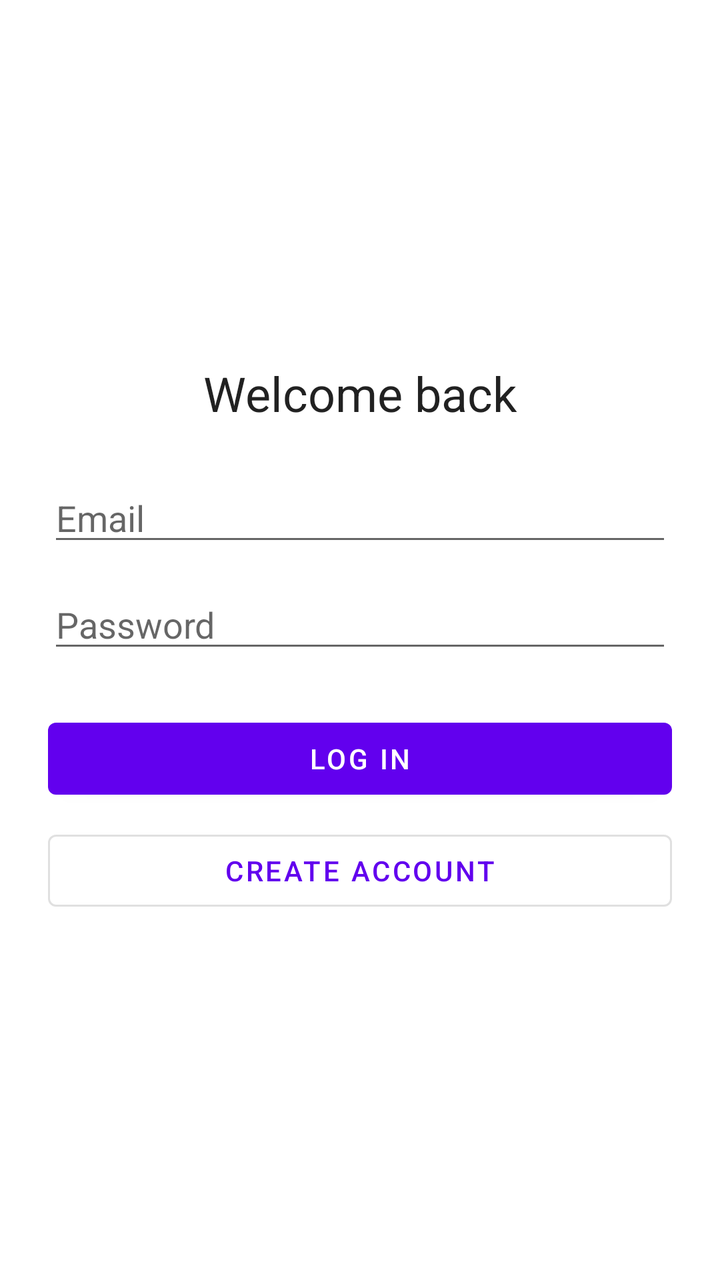
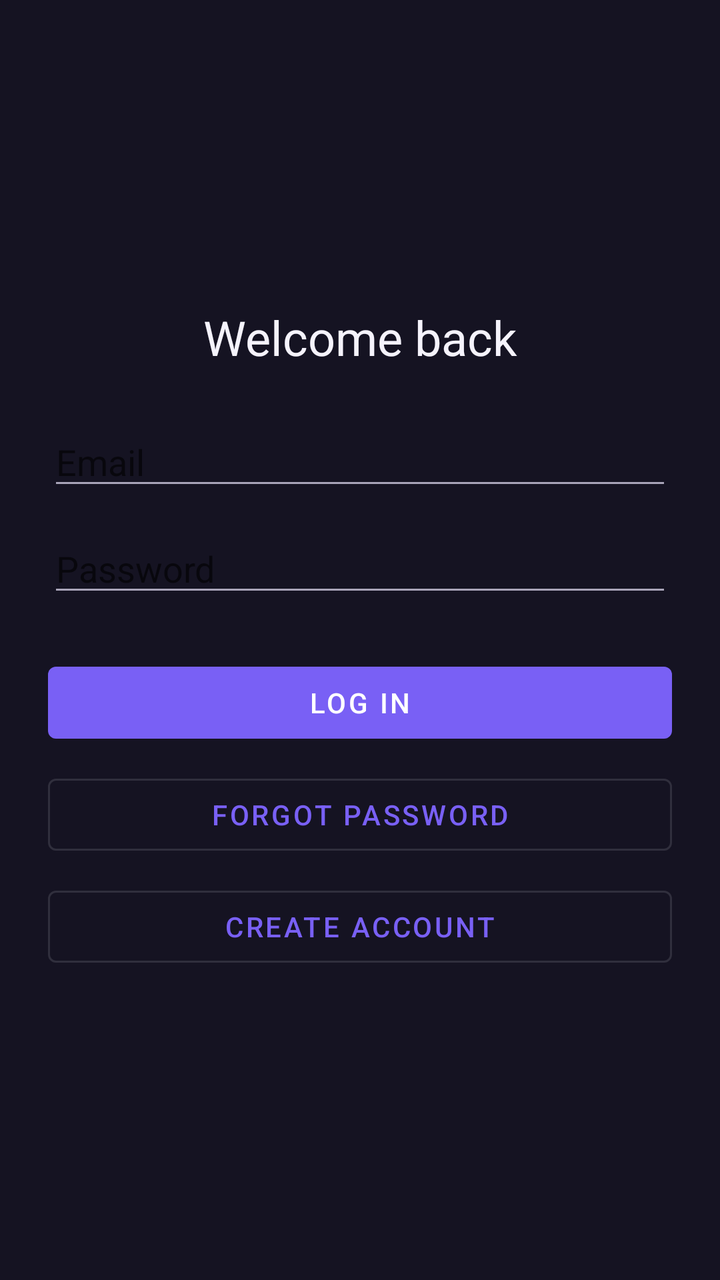

The first picture is an Android layout as it rendered before a commit; the second is the same layout after the commit. The layout source and the unified diff follow.
<!-- AndroidManifest.xml: application theme Theme.HabitTracker -->
<!-- res/layout/fragment_login.xml -->
<?xml version="1.0" encoding="utf-8"?>
<ScrollView xmlns:android="http://schemas.android.com/apk/res/android"
    xmlns:tools="http://schemas.android.com/tools"
    android:layout_width="match_parent"
    android:layout_height="match_parent"
    android:fillViewport="true"
    tools:context=".ui.auth.LoginFragment">

    <LinearLayout
        android:layout_width="match_parent"
        android:layout_height="wrap_content"
        android:gravity="center"
        android:orientation="vertical"
        android:padding="24dp">

        <TextView
            android:layout_width="match_parent"
            android:layout_height="wrap_content"
            android:layout_marginBottom="24dp"
            android:gravity="center"
            android:text="@string/login_title"
            android:textAppearance="?attr/textAppearanceHeadline5" />

        <EditText
            android:id="@+id/etEmail"
            android:layout_width="match_parent"
            android:layout_height="wrap_content"
            android:autofillHints="emailAddress"
            android:hint="@string/email"
            android:inputType="textEmailAddress"
            android:singleLine="true" />

        <EditText
            android:id="@+id/etPassword"
            android:layout_width="match_parent"
            android:layout_height="wrap_content"
            android:layout_marginTop="12dp"
            android:autofillHints="password"
            android:hint="@string/password"
            android:inputType="textPassword"
            android:singleLine="true" />

        <Button
            android:id="@+id/btnLogin"
            android:layout_width="match_parent"
            android:layout_height="wrap_content"
            android:layout_marginTop="24dp"
            android:text="@string/login" />

        <ProgressBar
            android:id="@+id/progressBar"
            style="?android:attr/progressBarStyle"
            android:layout_width="wrap_content"
            android:layout_height="wrap_content"
            android:visibility="gone"
            tools:visibility="visible" />

        <Button
            android:id="@+id/btnGoToRegister"
            style="?attr/materialButtonOutlinedStyle"
            android:layout_width="match_parent"
            android:layout_height="wrap_content"
            android:layout_marginTop="8dp"
            android:text="@string/create_account" />
    </LinearLayout>
</ScrollView>
<!-- resources referenced by this layout -->
<resources>
  <string name="create_account">Create account</string>
  <string name="email">Email</string>
  <string name="login">Log in</string>
  <string name="login_title">Welcome back</string>
  <string name="password">Password</string>
  <style name="Theme.HabitTracker" parent="Theme.MaterialComponents.DayNight.DarkActionBar">
          
          <item name="colorPrimary">@color/purple_500</item>
          <item name="colorPrimaryVariant">@color/purple_700</item>
          <item name="colorOnPrimary">@color/white</item>
          
          <item name="colorSecondary">@color/teal_200</item>
          <item name="colorSecondaryVariant">@color/teal_700</item>
          <item name="colorOnSecondary">@color/black</item>
          
          <item name="android:statusBarColor">?attr/colorPrimaryVariant</item>
          
      </style>
  <color name="purple_500">#FF6200EE</color>
  <color name="purple_700">#FF3700B3</color>
  <color name="white">#FFFFFFFF</color>
  <color name="teal_200">#FF03DAC5</color>
  <color name="teal_700">#FF018786</color>
  <color name="black">#FF000000</color>
</resources>

<!-- the commit's change to res/layout/fragment_login.xml (unified diff, before → after) -->
@@ -56,6 +56,14 @@
             tools:visibility="visible" />
 
         <Button
+            android:id="@+id/btnForgotPassword"
+            style="?attr/materialButtonOutlinedStyle"
+            android:layout_width="match_parent"
+            android:layout_height="wrap_content"
+            android:layout_marginTop="8dp"
+            android:text="Forgot password" />
+
+        <Button
             android:id="@+id/btnGoToRegister"
             style="?attr/materialButtonOutlinedStyle"
             android:layout_width="match_parent"
<!-- resource entries referenced after the edit -->
@@ -14,15 +14,25 @@
           <item name="colorSecondary">@color/teal_200</item>
           <item name="colorSecondaryVariant">@color/teal_700</item>
           <item name="colorOnSecondary">@color/black</item>
-          
-          <item name="android:statusBarColor">?attr/colorPrimaryVariant</item>
-          
+          <item name="colorSurface">@color/surface</item>
+          <item name="colorOnSurface">@color/text_primary</item>
+          <item name="android:colorBackground">@color/app_background</item>
+          <item name="android:windowBackground">@color/app_background</item>
+          <item name="android:statusBarColor">@color/app_background</item>
+          <item name="android:navigationBarColor">@color/app_background</item>
+          <item name="android:windowLightStatusBar">false</item>
+          <item name="android:textColorPrimary">@color/text_primary</item>
+          <item name="android:textColorSecondary">@color/text_secondary</item>
       </style>
-  <color name="purple_500">#FF6200EE</color>
-  <color name="purple_700">#FF3700B3</color>
+  <color name="purple_500">#7960F5</color>
+  <color name="purple_700">#6044D6</color>
   <color name="white">#FFFFFFFF</color>
-  <color name="teal_200">#FF03DAC5</color>
-  <color name="teal_700">#FF018786</color>
+  <color name="teal_200">#27C6D7</color>
+  <color name="teal_700">#1598AA</color>
   <color name="black">#FF000000</color>
+  <color name="surface">#242235</color>
+  <color name="text_primary">#F5F3FC</color>
+  <color name="app_background">#151322</color>
+  <color name="text_secondary">#A8A4B8</color>
 </resources>
 
